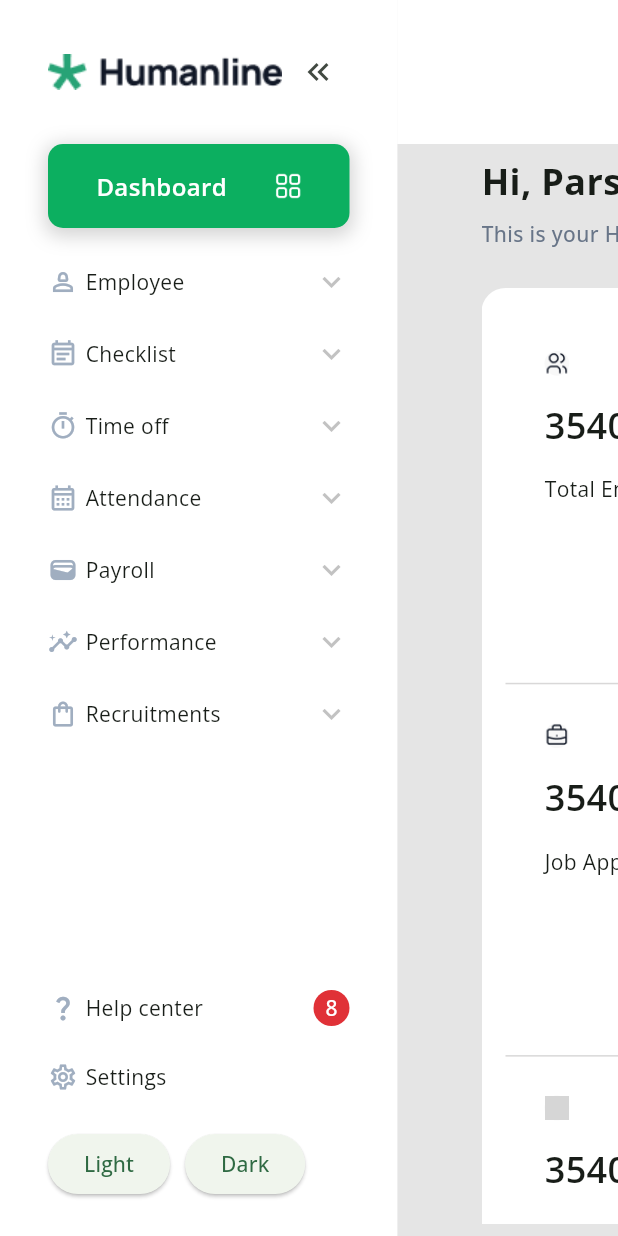
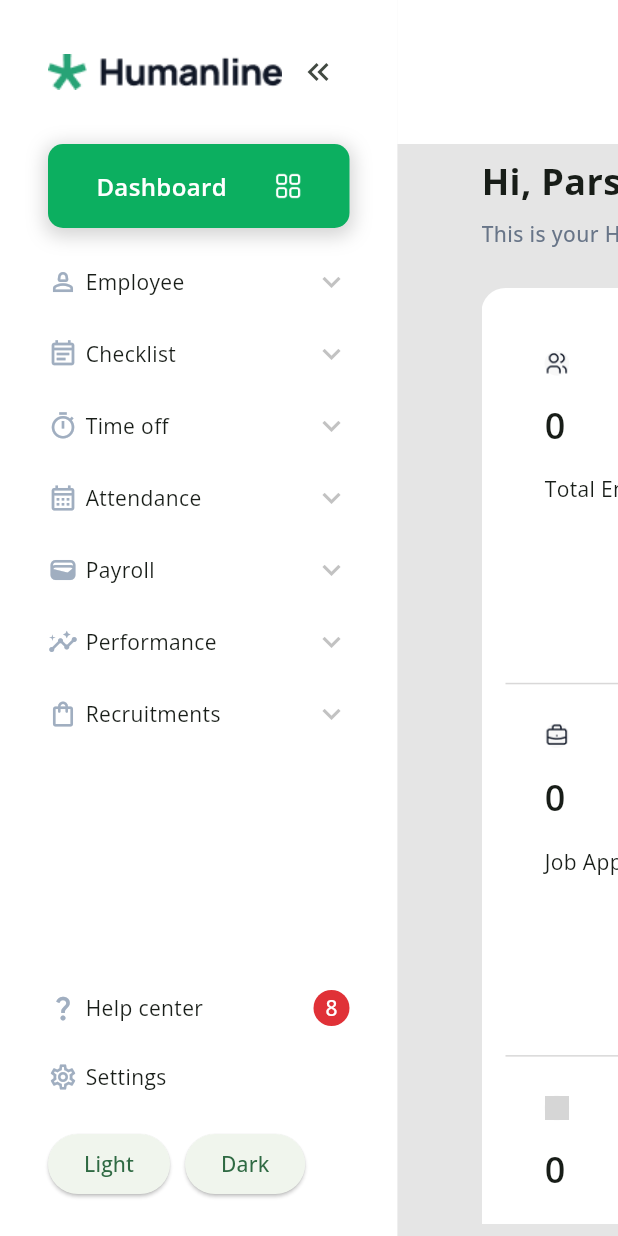
Before and after one commit to SrourAliSr/WrenEV_dashboard, a Flutter app: the screen it shows after launch, after a tap on the "menu" icon, on a phone screen of 412 x 824 dp. Run offline on Flutter 3.47's test engine with Material 3 defaults, Android fonts, the phone set to English and light mode, and no system bars; drawn by our look-alikes of auto_size_text, flutter_slider_drawer; our stand-ins replace fl_chart, supabase_flutter; missing offline and left inert: pagination_flutter; accounts and stored records are empty; grey boxes are pictures that could not be loaded.

Commit message:
added line chart logic

```diff
--- a/lib/services/abstract_employee.dart
+++ b/lib/services/abstract_employee.dart
@@ -1,7 +1,7 @@
 abstract class EmployeeServices {
   //employee statstics panel
   Future<Map> fetchEmployeeStatistics();
-  Future<Map<String, List>> fetchSalary();
+  Future<Map<String, List>> fetchSalary(int beforeXMonths);
 
   //employee panel
   Future<List> fetchEmployees();
--- a/lib/services/employee_private.dart
+++ b/lib/services/employee_private.dart
@@ -1,3 +1,5 @@
+import 'dart:developer';
+
 import 'package:hr_dashboard/model/employee_statistics_model.dart';
 import 'package:hr_dashboard/model/salary_model.dart';
 import 'package:hr_dashboard/services/abstract_employee.dart';
@@ -57,23 +59,35 @@ class EmployeePrivate implements EmployeeServices {
   }
 
   @override
-  Future<Map<String, List>> fetchSalary() async {
-    final currentYear = DateTime.now().year;
+  Future<Map<String, List>> fetchSalary(int beforeXMonths) async {
+    final currentDate = DateTime.now();
+    final timeInterval =
+        DateTime(currentDate.year, currentDate.month - beforeXMonths, 1);
+    final timeIntervalStringFormate =
+        '${timeInterval.year}-${timeInterval.month}-${timeInterval.day}';
+    try {
+      final data = await supabase
+          .from('Salary')
+          .select()
+          .gte('date', timeIntervalStringFormate)
+          .order('date', ascending: true);
 
-    final productList = await supabase
-        .from('Salary')
-        .select()
-        .gte('date', '$currentYear-1-1')
-        .eq('team', 'product');
-    final projectList = await supabase
-        .from('Salary')
-        .select()
-        .gte('date', '$currentYear-1-1')
-        .eq('team', 'project');
+      final productList = data
+          .where((element) => element['team'] == 'product')
+          .map((e) => e)
+          .toList();
+      final projectList = data
+          .where((element) => element['team'] == 'project')
+          .map((e) => e)
+          .toList();
 
-    Salary salary = Salary(product: productList, project: projectList);
+      Salary salary = Salary(product: productList, project: projectList);
 
-    return salary.toMap();
+      return salary.toMap();
+    } catch (e) {
+      log(e.toString());
+      return {};
+    }
   }
 
   @override
--- a/lib/services/employee_public.dart
+++ b/lib/services/employee_public.dart
@@ -22,6 +22,6 @@ class EmployeePublic implements EmployeeServices {
       await _employeeServices.fetchJobSummary();
 
   @override
-  Future<Map<String, List>> fetchSalary() async =>
-      await _employeeServices.fetchSalary();
+  Future<Map<String, List>> fetchSalary(int beforeXMonths) async =>
+      await _employeeServices.fetchSalary(beforeXMonths);
 }
--- a/lib/view/dashboard/emoplyee_statistics/line_chart_panel.dart
+++ b/lib/view/dashboard/emoplyee_statistics/line_chart_panel.dart
@@ -4,9 +4,15 @@ import 'package:hr_dashboard/view/widgets/drop_down_menu/months_dd_menu_widget.d
 import 'package:hr_dashboard/view/widgets/legeneds/graph_legends.dart';
 import 'package:hr_dashboard/view/widgets/line_chart/team_performance_chart.dart';
 
-class LineChartPanel extends StatelessWidget {
+class LineChartPanel extends StatefulWidget {
   const LineChartPanel({super.key});
 
+  @override
+  State<LineChartPanel> createState() => _LineChartPanelState();
+}
+
+class _LineChartPanelState extends State<LineChartPanel> {
+  int beforeXMonths = 12;
   @override
   Widget build(BuildContext context) {
     final Size size = MediaQuery.of(context).size;
@@ -30,22 +36,37 @@ class LineChartPanel extends StatelessWidget {
             const SizedBox(
               width: 30,
             ),
-            const GraphLegends(
-                color: Color(0xFF0CAF60), title: 'production Team'),
+            const GraphLegends(color: Color(0xFF0CAF60), title: 'product Team'),
             if (size.width >= 990) const Spacer(),
-            if (size.width >= 990) const MonthsDropDownMenuWidget(),
+            if (size.width >= 990)
+              MonthsDropDownMenuWidget(
+                beforeXMonths: (x) {
+                  setState(() {
+                    beforeXMonths = x;
+                  });
+                },
+              ),
           ],
         ),
         if (size.width < 990)
           const SizedBox(
             height: 24,
           ),
-        if (size.width < 990) const MonthsDropDownMenuWidget(),
+        if (size.width < 990)
+          MonthsDropDownMenuWidget(
+            beforeXMonths: (x) {
+              setState(() {
+                beforeXMonths = x;
+              });
+            },
+          ),
         const SizedBox(
           height: 30,
         ),
-        const Expanded(
-          child: TeamPerformanceChart(),
+        Expanded(
+          child: TeamPerformanceChart(
+            beforeXMonths: beforeXMonths,
+          ),
         ),
       ],
     );
--- a/lib/view/dashboard/emoplyee_statistics/small_statistics_panel.dart
+++ b/lib/view/dashboard/emoplyee_statistics/small_statistics_panel.dart
@@ -1,4 +1,6 @@
 import 'package:flutter/material.dart';
+import 'package:hr_dashboard/services/employee_private.dart';
+import 'package:hr_dashboard/services/employee_public.dart';
 import 'package:hr_dashboard/view/dashboard/emoplyee_statistics/line_chart_panel.dart';
 import 'package:hr_dashboard/view/widgets/emplaoyee%20statistics/employee_statistics_widget.dart';
 
@@ -8,13 +10,21 @@ class SmallStatisticsPanel extends StatelessWidget {
   @override
   Widget build(BuildContext context) {
     final Size size = MediaQuery.of(context).size;
+    final EmployeePublic emp = EmployeePublic(EmployeePrivate());
+
+    return FutureBuilder(
+      future: emp.fetchEmployeeStatistics(),
+      builder: (context, snapshot) {
+        if (snapshot.hasData && snapshot.data != null) {
+          final data = snapshot.data as Map;
+
           return Column(
             crossAxisAlignment: CrossAxisAlignment.start,
             mainAxisAlignment: MainAxisAlignment.start,
             mainAxisSize: MainAxisSize.max,
             children: [
-        const EmployeeStatisticsWidget(
-          statisticalNumber: 3540,
+              EmployeeStatisticsWidget(
+                statisticalNumber: data['Total Employees'],
                 widgetTitle: 'Total Employees',
                 imageAssetPath: 'assets/icons/users.png',
                 changedPercentage: 25.5,
@@ -24,8 +34,8 @@ class SmallStatisticsPanel extends StatelessWidget {
                 height: 1,
                 color: const Color.fromARGB(169, 197, 196, 196),
               ),
-        const EmployeeStatisticsWidget(
-          statisticalNumber: 3540,
+              EmployeeStatisticsWidget(
+                statisticalNumber: data['Job Applicants'],
                 widgetTitle: 'Job Applicants',
                 imageAssetPath: 'assets/icons/briefcase.png',
                 changedPercentage: 25.5,
@@ -35,8 +45,8 @@ class SmallStatisticsPanel extends StatelessWidget {
                 height: 1,
                 color: const Color.fromARGB(169, 197, 196, 196),
               ),
-        const EmployeeStatisticsWidget(
-          statisticalNumber: 3540,
+              EmployeeStatisticsWidget(
+                statisticalNumber: data['New Employees'],
                 widgetTitle: 'New Employees',
                 imageAssetPath: 'assets/icons/plus.png',
                 changedPercentage: 25.5,
@@ -46,8 +56,8 @@ class SmallStatisticsPanel extends StatelessWidget {
                 height: 1,
                 color: const Color.fromARGB(169, 197, 196, 196),
               ),
-        const EmployeeStatisticsWidget(
-          statisticalNumber: 93,
+              EmployeeStatisticsWidget(
+                statisticalNumber: data['Resigned Employees'],
                 widgetTitle: 'Resigned Employees',
                 imageAssetPath: 'assets/icons/minus.png',
                 changedPercentage: -25.5,
@@ -67,5 +77,10 @@ class SmallStatisticsPanel extends StatelessWidget {
               ),
             ],
           );
+        } else {
+          return Container();
+        }
+      },
+    );
   }
 }
--- a/lib/view/widgets/drop_down_menu/months_dd_menu_widget.dart
+++ b/lib/view/widgets/drop_down_menu/months_dd_menu_widget.dart
@@ -2,7 +2,8 @@ import 'package:auto_size_text/auto_size_text.dart';
 import 'package:flutter/material.dart';
 
 class MonthsDropDownMenuWidget extends StatefulWidget {
-  const MonthsDropDownMenuWidget({super.key});
+  final void Function(int x) beforeXMonths;
+  const MonthsDropDownMenuWidget({super.key, required this.beforeXMonths});
 
   @override
   State<MonthsDropDownMenuWidget> createState() =>
@@ -60,6 +61,7 @@ class _MonthsDropDownMenuWidgetState extends State<MonthsDropDownMenuWidget> {
                 monthIndex = value;
               },
             );
+            widget.beforeXMonths(value + 1);
           }
         },
       ),
--- a/lib/view/widgets/line_chart/team_performance_chart.dart
+++ b/lib/view/widgets/line_chart/team_performance_chart.dart
@@ -4,36 +4,28 @@ import 'package:hr_dashboard/services/employee_private.dart';
 import 'package:hr_dashboard/services/employee_public.dart';
 
 class TeamPerformanceChart extends StatelessWidget {
-  const TeamPerformanceChart({super.key});
+  final int beforeXMonths;
+  const TeamPerformanceChart({super.key, required this.beforeXMonths});
 
   @override
   Widget build(BuildContext context) {
     EmployeePublic emp = EmployeePublic(EmployeePrivate());
-    const months = [
-      'Jan',
-      'Feb',
-      'Mar',
-      'Apr',
-      'May',
-      'Jun',
-      'Jul',
-      'Aug',
-      'Sep',
-      'Oct',
-      'Nov',
-      'Dec'
-    ];
+    final List<String> monthLabels = _generateMonthLabels(beforeXMonths);
     return FutureBuilder(
-      future: emp.fetchSalary(),
+      future: emp.fetchSalary(beforeXMonths),
       builder: (context, snapshot) {
-        if (snapshot.hasData && snapshot.data != null) {
-          final Map data = snapshot.data as Map;
+        if (snapshot.hasData) {
+          final Map<String, List> data = snapshot.data as Map<String, List>;
+          final productList = data['product'] as List<Map<String, dynamic>>;
+          final projectList = data['project'] as List<Map<String, dynamic>>;
+          final maxSalary = _findHighestSalary(projectList, productList);
+
           return LineChart(
             LineChartData(
               minX: 0,
-              maxX: 6,
+              maxX: monthLabels.length.toDouble() - 1,
               minY: 0,
-              maxY: 60000,
+              maxY: maxSalary,
               titlesData: FlTitlesData(
                 topTitles: const AxisTitles(
                   sideTitles: SideTitles(
@@ -48,59 +40,22 @@ class TeamPerformanceChart extends StatelessWidget {
                 bottomTitles: AxisTitles(
                   sideTitles: SideTitles(
                     showTitles: true,
-                    reservedSize: 40,
+                    reservedSize: 60,
                     interval: 1,
                     getTitlesWidget: (value, meta) {
                       final index = value.toInt();
 
                       return SideTitleWidget(
                         axisSide: meta.axisSide,
-                        child: Text(months[index]),
+                        child: Text(monthLabels[index]),
                       );
                     },
                   ),
                 ),
               ),
               lineBarsData: [
-                LineChartBarData(
-                  // spots: [
-                  //   const FlSpot(0, 41000),
-                  //   const FlSpot(2, 51000),
-                  //   const FlSpot(3, 21000),
-                  //   const FlSpot(3, 45000),
-                  //   const FlSpot(6, 60000),
-                  // ],
-                  spots: List.generate(data['product']!.length, (index) {
-                    final salary = data['product']![index]['salary'];
-                    final months = double.parse(
-                        DateTime.parse(data['product']![index]['date'])
-                            .month
-                            .toString());
-
-                    return FlSpot(months, salary);
-                  }),
-                  dotData: const FlDotData(show: false),
-                  color: const Color(0xFFFFC837),
-                  barWidth: 2,
-                  isCurved: true,
-                  curveSmoothness: 0.3,
-                ),
-                LineChartBarData(
-                  spots: [
-                    const FlSpot(0, 10000),
-                    const FlSpot(1, 2000),
-                    const FlSpot(2, 18000),
-                    const FlSpot(3, 15000),
-                    const FlSpot(4, 20000),
-                    const FlSpot(5, 22000),
-                    const FlSpot(6, 30000),
-                  ],
-                  dotData: const FlDotData(show: false),
-                  color: const Color(0xFF0CAF60),
-                  barWidth: 2,
-                  isCurved: true,
-                  curveSmoothness: 0.3,
-                ),
+                _charData(projectList, const Color(0xFFFFC837)),
+                _charData(productList, const Color(0xFF0CAF60)),
               ],
               gridData: FlGridData(
                 drawHorizontalLine: false,
@@ -126,4 +81,69 @@ class TeamPerformanceChart extends StatelessWidget {
       },
     );
   }
+
+  LineChartBarData _charData(List<Map> teamData, Color teamColor) {
+    final length = teamData.length;
+
+    return LineChartBarData(
+      spots: List.generate(
+        length,
+        (index) {
+          final salary = teamData[index]['salary'];
+
+          return FlSpot(index.toDouble(), salary);
+        },
+      ),
+      dotData: const FlDotData(show: false),
+      color: teamColor,
+      barWidth: 2,
+      isCurved: true,
+      curveSmoothness: 0.3,
+    );
+  }
+
+  double _findHighestSalary(
+      List<Map<String, dynamic>> project, List<Map<String, dynamic>> product) {
+    double highestSalary = 0;
+    for (var item in [...project, ...product]) {
+      final salary = item['salary'] as double;
+      if (salary > highestSalary) {
+        highestSalary = salary;
+      }
+    }
+
+    return highestSalary + 10000;
+  }
+
+  List<String> _generateMonthLabels(int monthsBack) {
+    final now = DateTime.now();
+    final startMonth = DateTime(now.year, now.month - monthsBack, 1);
+    final endMonth = DateTime(now.year, now.month);
+
+    final monthLabels = <String>[];
+    for (var date = startMonth;
+        date.isBefore(endMonth) || date.month == endMonth.month;
+        date = DateTime(date.year, date.month + 1)) {
+      monthLabels.add(_monthName(date.month));
+    }
+    return monthLabels;
+  }
+
+  String _monthName(int month) {
+    const monthNames = [
+      'Jan',
+      'Feb',
+      'Mar',
+      'Apr',
+      'May',
+      'Jun',
+      'Jul',
+      'Aug',
+      'Sep',
+      'Oct',
+      'Nov',
+      'Dec'
+    ];
+    return monthNames[month - 1];
+  }
 }
```
Lines whose indentation alone changed are shown as unchanged.
